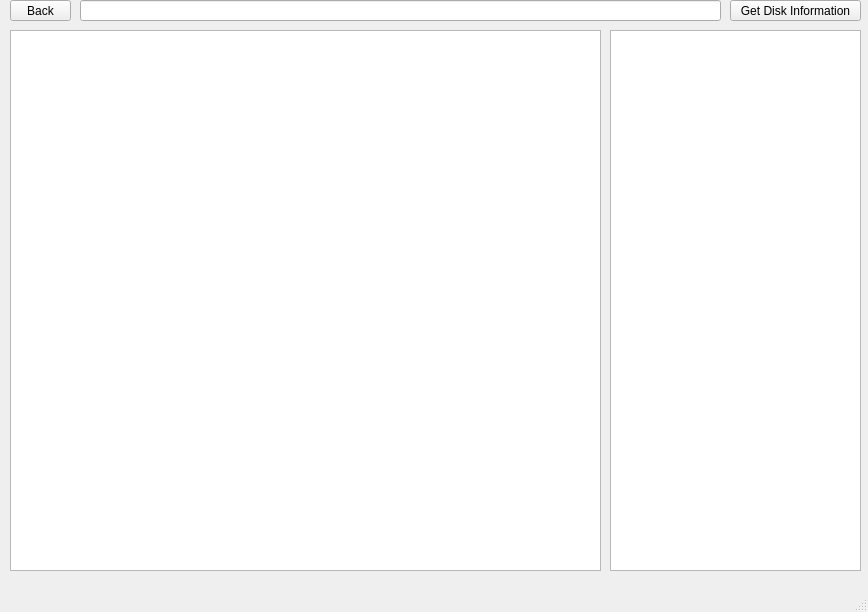
This is ui/app.ui in huyg1108/FAT32-NTFS-reader as Qt 5 draws it before an edit. The edited form follows.
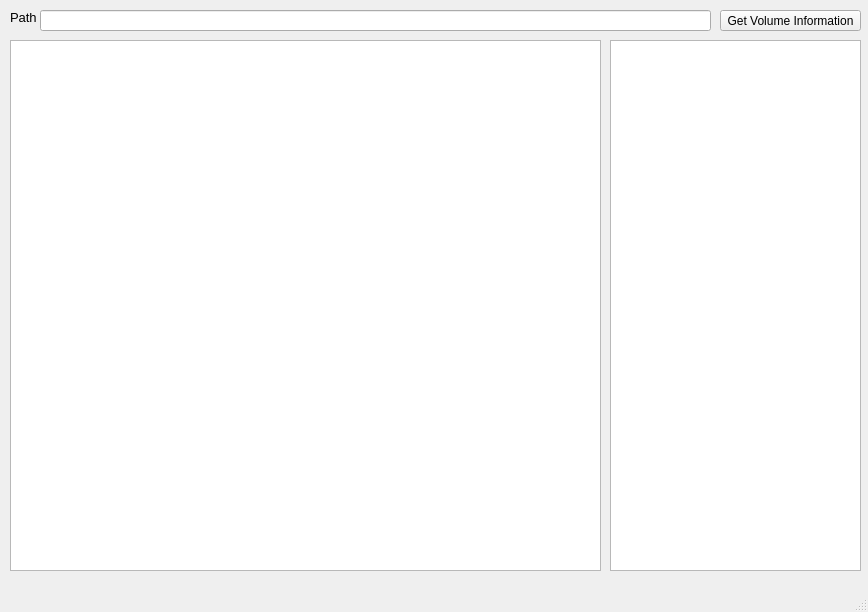
This is the edited form.

What changed in the file:
```diff
--- a/ui/app.ui
+++ b/ui/app.ui
@@ -18,9 +18,9 @@
     <property name="geometry">
      <rect>
       <x>10</x>
-      <y>30</y>
+      <y>40</y>
       <width>591</width>
-      <height>541</height>
+      <height>531</height>
      </rect>
     </property>
    </widget>
@@ -28,18 +28,21 @@
     <property name="geometry">
      <rect>
       <x>610</x>
-      <y>30</y>
+      <y>40</y>
       <width>251</width>
-      <height>541</height>
+      <height>531</height>
      </rect>
     </property>
    </widget>
    <widget class="QLineEdit" name="lineEdit">
+    <property name="enabled">
+     <bool>true</bool>
+    </property>
     <property name="geometry">
      <rect>
-      <x>80</x>
-      <y>0</y>
-      <width>641</width>
+      <x>40</x>
+      <y>10</y>
+      <width>671</width>
       <height>21</height>
      </rect>
     </property>
@@ -47,27 +50,27 @@
    <widget class="QPushButton" name="disk_info">
     <property name="geometry">
      <rect>
-      <x>730</x>
-      <y>0</y>
-      <width>131</width>
+      <x>720</x>
+      <y>10</y>
+      <width>141</width>
       <height>21</height>
      </rect>
     </property>
     <property name="text">
-     <string>Get Disk Information</string>
+     <string>Get Volume Information</string>
     </property>
    </widget>
-   <widget class="QPushButton" name="backButton">
+   <widget class="QLabel" name="label">
     <property name="geometry">
      <rect>
       <x>10</x>
-      <y>0</y>
-      <width>61</width>
-      <height>21</height>
+      <y>10</y>
+      <width>31</width>
+      <height>16</height>
      </rect>
     </property>
     <property name="text">
-     <string>Back</string>
+     <string>&lt;html&gt;&lt;head/&gt;&lt;body&gt;&lt;p&gt;&lt;span style=&quot; font-size:10pt;&quot;&gt;Path&lt;/span&gt;&lt;/p&gt;&lt;/body&gt;&lt;/html&gt;</string>
     </property>
    </widget>
   </widget>
```
